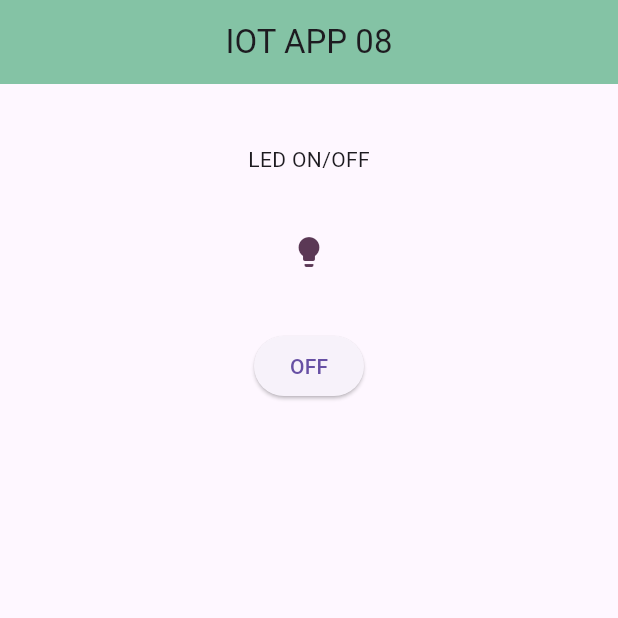
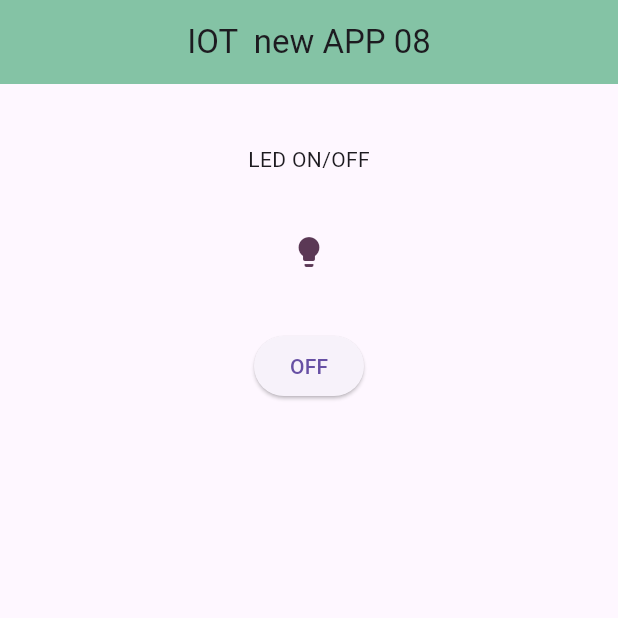
Before and after one commit to Parindi-Binarika/flutapp, a Flutter app: the screen it shows after launch, on a phone screen of 412 x 824 dp, the top half of it. Run offline on Flutter 3.47's test engine with Material 3 defaults, Android fonts, the phone set to English and light mode, and no system bars.

Commit message:
test commit2

```diff
--- a/lib/main.dart
+++ b/lib/main.dart
@@ -21,7 +21,7 @@ class _MyAppState extends State<MyApp> {
     return MaterialApp(
       home: Scaffold(
         appBar: AppBar(
-          title: Text("IOT APP 08"),
+          title: Text("IOT  new APP 08"),
           backgroundColor: const Color.fromARGB(255, 132, 195, 165),
           centerTitle: true,
         ),
```
